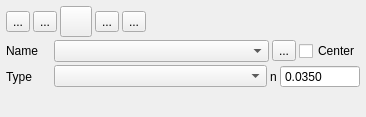
Above: flo2d/ui/xs_editor.ui from FLO-2DSoftware/qgis-flo-2d-plugin before the change. Below: the same form after it.
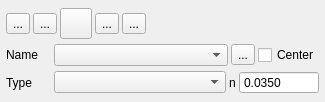
That is the form after the change. Icons and pictures are not drawn.

Commit message: functional xs editor, #227, fixed user xsections style

Diff of the .ui file:
```diff
--- a/flo2d/ui/xs_editor.ui
+++ b/flo2d/ui/xs_editor.ui
@@ -9,8 +9,8 @@
    <rect>
     <x>0</x>
     <y>0</y>
-    <width>366</width>
-    <height>117</height>
+    <width>325</width>
+    <height>102</height>
    </rect>
   </property>
   <property name="windowTitle">
@@ -304,19 +304,6 @@
         </item>
        </layout>
       </item>
-      <item>
-       <spacer name="verticalSpacer">
-        <property name="orientation">
-         <enum>Qt::Vertical</enum>
-        </property>
-        <property name="sizeHint" stdset="0">
-         <size>
-          <width>20</width>
-          <height>40</height>
-         </size>
-        </property>
-       </spacer>
-      </item>
      </layout>
     </widget>
    </item>
```
The commit also changes 7 other files.
